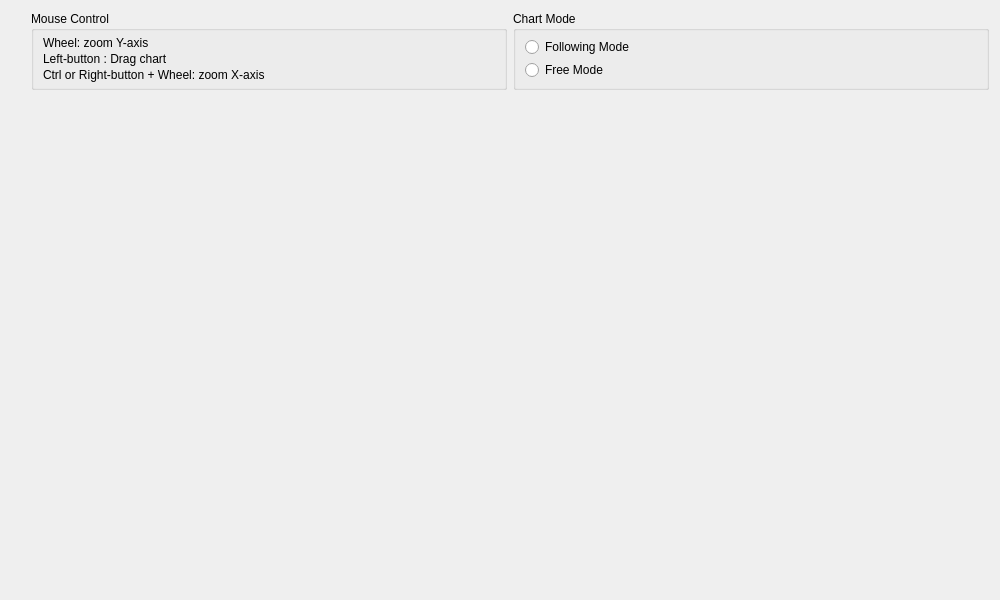
Above: CHCenter/chartwindow.ui from dongFangTuring/CHCenter before the change. Below: the same form after it.
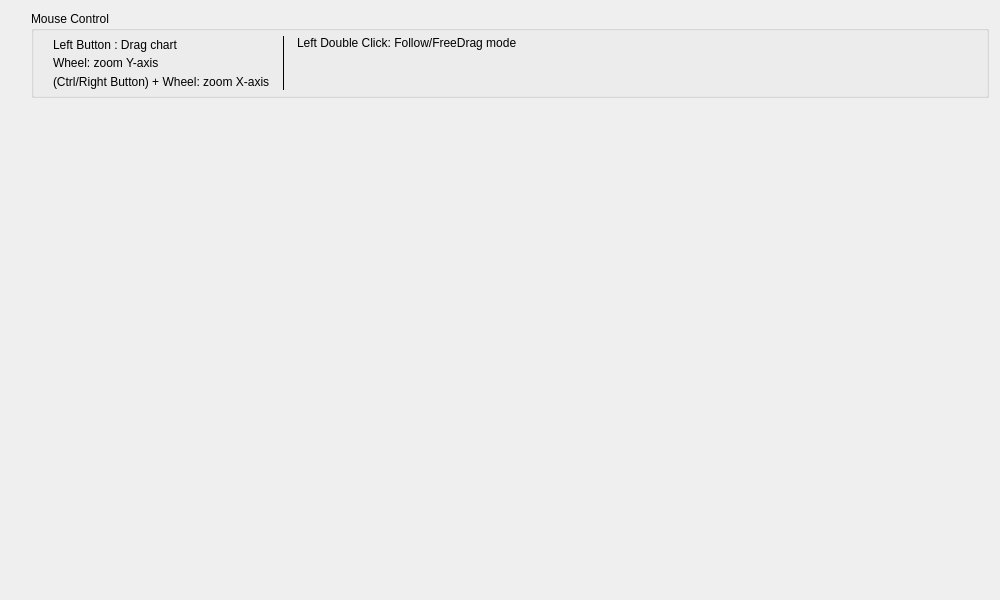
That is the form after the change.

```diff
--- a/CHCenter/chartwindow.ui
+++ b/CHCenter/chartwindow.ui
@@ -31,6 +31,26 @@
      </item>
     </layout>
    </item>
+   <item row="1" column="2" rowspan="2">
+    <layout class="QVBoxLayout" name="LayoutChart">
+     <property name="spacing">
+      <number>0</number>
+     </property>
+     <item>
+      <spacer name="horizontalSpacer">
+       <property name="orientation">
+        <enum>Qt::Horizontal</enum>
+       </property>
+       <property name="sizeHint" stdset="0">
+        <size>
+         <width>40</width>
+         <height>1</height>
+        </size>
+       </property>
+      </spacer>
+     </item>
+    </layout>
+   </item>
    <item row="0" column="2">
     <layout class="QHBoxLayout" name="horizontalLayout_2">
      <item>
@@ -38,7 +58,7 @@
        <property name="title">
         <string>Mouse Control</string>
        </property>
-       <layout class="QVBoxLayout" name="verticalLayout_7">
+       <layout class="QHBoxLayout" name="horizontalLayout">
         <property name="spacing">
          <number>2</number>
         </property>
@@ -48,6 +68,21 @@
         <property name="bottomMargin">
          <number>5</number>
         </property>
+        <item>
+         <layout class="QVBoxLayout" name="verticalLayout">
+          <property name="leftMargin">
+           <number>10</number>
+          </property>
+          <property name="rightMargin">
+           <number>10</number>
+          </property>
+          <item>
+           <widget class="QLabel" name="label_3">
+            <property name="text">
+             <string>Left Button : Drag chart</string>
+            </property>
+           </widget>
+          </item>
         <item>
          <widget class="QLabel" name="label">
           <property name="text">
@@ -55,78 +90,79 @@
           </property>
          </widget>
         </item>
-        <item>
-         <widget class="QLabel" name="label_3">
-          <property name="text">
-           <string>Left-button : Drag chart</string>
-          </property>
-         </widget>
-        </item>
         <item>
          <widget class="QLabel" name="label_5">
           <property name="text">
-           <string>Ctrl or Right-button + Wheel: zoom X-axis</string>
+             <string>(Ctrl/Right Button) + Wheel: zoom X-axis</string>
           </property>
          </widget>
         </item>
        </layout>
-      </widget>
      </item>
      <item>
-      <layout class="QVBoxLayout" name="verticalLayout_5">
-       <item>
-        <widget class="QGroupBox" name="groupBox">
-         <property name="title">
-          <string>Chart Mode</string>
-         </property>
-         <layout class="QVBoxLayout" name="verticalLayout_6">
-          <property name="spacing">
-           <number>2</number>
+         <widget class="Line" name="line">
+          <property name="frameShadow">
+           <enum>QFrame::Plain</enum>
+          </property>
+          <property name="lineWidth">
+           <number>1</number>
           </property>
-          <property name="topMargin">
-           <number>5</number>
+          <property name="midLineWidth">
+           <number>1</number>
           </property>
-          <property name="bottomMargin">
-           <number>5</number>
+          <property name="orientation">
+           <enum>Qt::Vertical</enum>
           </property>
+         </widget>
+        </item>
           <item>
-           <widget class="QRadioButton" name="BTNFollowingMode">
+         <layout class="QVBoxLayout" name="verticalLayout_3">
+          <property name="leftMargin">
+           <number>10</number>
+          </property>
+          <property name="rightMargin">
+           <number>10</number>
+          </property>
+          <item>
+           <widget class="QLabel" name="LabelChartMode">
             <property name="text">
-             <string>Following Mode</string>
+             <string>Left Double Click: Follow/FreeDrag mode</string>
             </property>
            </widget>
           </item>
           <item>
-           <widget class="QRadioButton" name="BTNFreeMode">
-            <property name="text">
-             <string>Free Mode</string>
+           <spacer name="verticalSpacer_2">
+            <property name="orientation">
+             <enum>Qt::Vertical</enum>
             </property>
-           </widget>
+            <property name="sizeType">
+             <enum>QSizePolicy::Maximum</enum>
+            </property>
+            <property name="sizeHint" stdset="0">
+             <size>
+              <width>20</width>
+              <height>40</height>
+             </size>
+            </property>
+           </spacer>
           </item>
          </layout>
-        </widget>
-       </item>
-      </layout>
-     </item>
-    </layout>
-   </item>
-   <item row="1" column="2" rowspan="2">
-    <layout class="QVBoxLayout" name="LayoutChart">
-     <property name="spacing">
-      <number>0</number>
-     </property>
+        </item>
      <item>
-      <spacer name="horizontalSpacer">
+         <spacer name="horizontalSpacer_2">
        <property name="orientation">
         <enum>Qt::Horizontal</enum>
        </property>
        <property name="sizeHint" stdset="0">
         <size>
          <width>40</width>
-         <height>1</height>
+            <height>20</height>
         </size>
        </property>
       </spacer>
+        </item>
+       </layout>
+      </widget>
      </item>
     </layout>
    </item>
```
Lines whose indentation alone changed are shown as unchanged.
